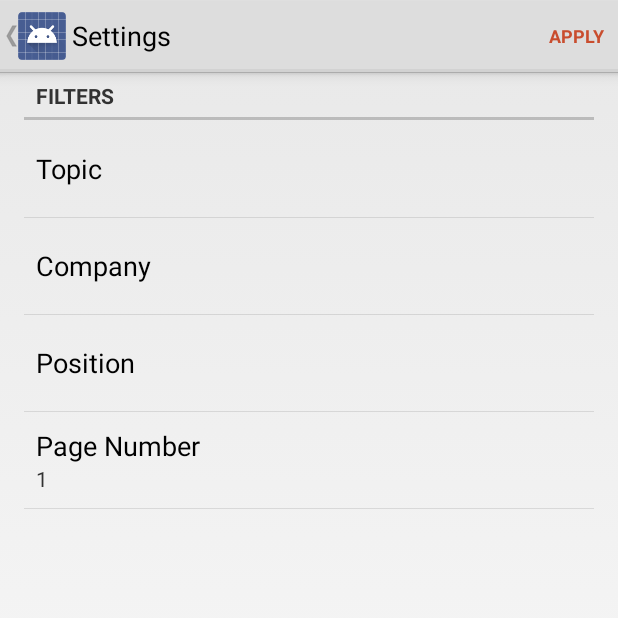
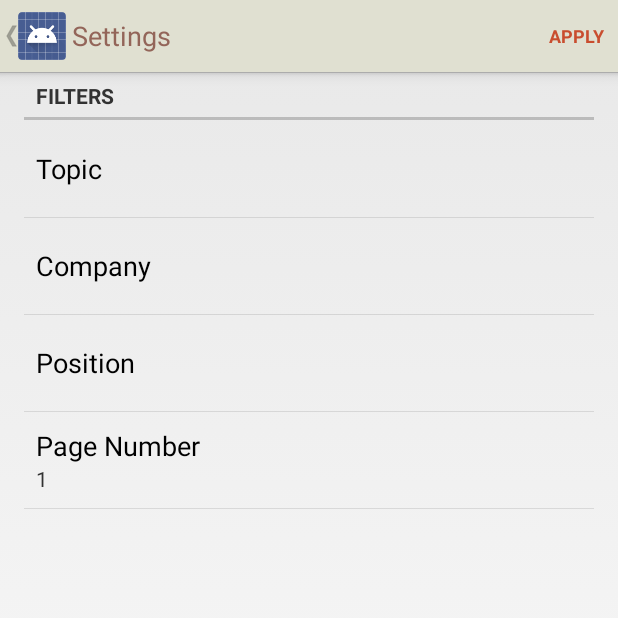
Before and after one commit to KonradJanica/aMatch, an Android app: the screen it shows after launch (SettingsActivity), after a tap on "Settings", on a phone screen of 412 x 824 dp, the top half of it. Run offline under Robolectric (Android 15) with nearby library versions, the phone set to English and light mode, and no system bars; libraries missing offline, so code that uses them is left out: com.facebook.drawee, fr.castorflex.android; network calls fail; pictures from the network do not load; 5 statements that could not run were skipped.

```diff
--- a/app/src/main/java/com/andtinder/view/BaseCardStackAdapter.java
+++ b/app/src/main/java/com/andtinder/view/BaseCardStackAdapter.java
@@ -2,11 +2,6 @@ package com.andtinder.view;
 
 import android.widget.BaseAdapter;
 
-import com.andtinder.model.CardModel;
-
-import java.util.ArrayList;
-import java.util.Collection;
-
 public abstract class BaseCardStackAdapter extends BaseAdapter {
 
 }
--- a/app/src/main/java/com/andtinder/view/CardContainer.java
+++ b/app/src/main/java/com/andtinder/view/CardContainer.java
@@ -31,7 +31,6 @@ import android.widget.ListAdapter;
 import com.andtinder.model.CardModel;
 import com.andtinder.model.Orientations.Orientation;
 import com.facebook.drawee.view.SimpleDraweeView;
-import com.konradjanica.amatch.MainActivity;
 import com.konradjanica.amatch.R;
 
 import java.util.Random;
@@ -551,8 +550,10 @@ public class CardContainer extends AdapterView<ListAdapter> {
                             AutofitTextView textView = (AutofitTextView) view.findViewById(R.id.description);
                             if (webView.getVisibility() == GONE) {
                                 textView.setVisibility(GONE);
-                                webView.setWebViewClient(new WebViewClient());
-                                webView.loadUrl("http://www.careercup.com" + getTopCardModel().getId());
+                                if (webView.getUrl() == null) {
+                                    webView.setWebViewClient(new WebViewClient());
+                                    webView.loadUrl("http://www.careercup.com" + getTopCardModel().getId());
+                                }
                                 webView.setVisibility(VISIBLE);
                             } else {
                                 textView.setVisibility(VISIBLE);
--- a/app/src/main/java/com/andtinder/view/CardStackAdapter.java
+++ b/app/src/main/java/com/andtinder/view/CardStackAdapter.java
@@ -4,8 +4,6 @@ import android.content.Context;
 import android.view.View;
 import android.view.ViewGroup;
 import android.widget.FrameLayout;
-import android.widget.ImageButton;
-import android.widget.LinearLayout;
 
 import com.andtinder.model.CardModel;
 import com.konradjanica.amatch.R;
--- a/app/src/main/java/com/konradjanica/amatch/MainActivity.java
+++ b/app/src/main/java/com/konradjanica/amatch/MainActivity.java
@@ -1,8 +1,10 @@
 package com.konradjanica.amatch;
 
+import android.app.ActionBar;
 import android.app.Activity;
 import android.content.Intent;
 import android.content.SharedPreferences;
+import android.graphics.drawable.ColorDrawable;
 import android.os.AsyncTask;
 import android.os.Bundle;
 import android.preference.PreferenceManager;
@@ -23,6 +25,7 @@ import com.konradjanica.careercup.questions.Question;
 
 import java.util.Iterator;
 import java.util.LinkedList;
+import java.util.Locale;
 import java.util.Queue;
 
 import at.markushi.ui.CircleButton;
@@ -45,7 +48,6 @@ public class MainActivity extends Activity {
 
     // Number of cards displayed
     private int cardCountMain;
-    private int indexMain;
     private int cardCountFavorite;
     private int indexFavorite;
 
@@ -54,8 +56,6 @@ public class MainActivity extends Activity {
     private String company;
     private String job;
     private String topic;
-
-    private boolean aMatchButtonState;
 
     private boolean isQuestionsLoading;
     private boolean isErrorLoading;
@@ -76,7 +76,6 @@ public class MainActivity extends Activity {
         adapterMain = new SimpleCardStackAdapter(this);
 
         cardCountMain = 0;
-        indexMain = 0;
 
         SharedPreferences preferences = PreferenceManager.getDefaultSharedPreferences(this);
 
@@ -101,7 +100,6 @@ public class MainActivity extends Activity {
         progressBar = (SmoothProgressBar) findViewById(R.id.dl_progress);
         noQuestionsText = (TextView) findViewById(R.id.no_questions_found);
 
-        aMatchButtonState = true;
         isQuestionsLoading = false;
         isErrorLoading = false;
         isFavoriteMode = false;
@@ -186,6 +184,19 @@ public class MainActivity extends Activity {
                             ensureFavoritesFull(true);
                             mCardContainerFavorites.setAdapter(adapterFavorites);
 
+                            // Change background color
+//                            findViewById(R.id.main_background).setBackgroundColor(getResources().getColor(R.color.amatch));
+
+                            // Change actionbar color
+                            ActionBar bar = getActionBar();
+                            bar.setBackgroundDrawable(new ColorDrawable(getResources().getColor(R.color.actionbar_bg_fav)));
+                            if (Locale.getDefault().getCountry().equals("US")) {
+                                bar.setTitle("Favorites");
+                            } else {
+                                bar.setTitle("Favourites");
+                            }
+
+                            // Toggle views
                             findViewById(R.id.main_cards).setVisibility(View.GONE);
                             findViewById(R.id.favorite_cards).setVisibility(View.VISIBLE);
                         } else {
@@ -196,6 +207,12 @@ public class MainActivity extends Activity {
                             ensureMainFull();
                             mCardContainerMain.setAdapter(adapterMain);
 
+                            // Change actionbar
+                            ActionBar bar = getActionBar();
+                            bar.setBackgroundDrawable(new ColorDrawable(getResources().getColor(R.color.actionbar_bg)));
+                            bar.setTitle("aMatch");
+
+                            // Toggle views
                             findViewById(R.id.main_cards).setVisibility(View.VISIBLE);
                             findViewById(R.id.favorite_cards).setVisibility(View.GONE);
                         }
@@ -451,7 +468,6 @@ public class MainActivity extends Activity {
 
     private void mainCardRemoval() {
         --cardCountMain;
-        ++indexMain;
         questionsCardQueue.remove();
     }
 
--- a/app/src/main/java/com/konradjanica/amatch/SettingsActivity.java
+++ b/app/src/main/java/com/konradjanica/amatch/SettingsActivity.java
@@ -1,9 +1,7 @@
 package com.konradjanica.amatch;
 
 import android.annotation.TargetApi;
-import android.app.Activity;
 import android.content.Context;
-import android.content.Intent;
 import android.content.res.Configuration;
 import android.media.Ringtone;
 import android.media.RingtoneManager;
--- /dev/null
+++ b/app/src/main/res/drawable/ab_item_background.xml
@@ -0,0 +1,16 @@
+<?xml version="1.0" encoding="utf-8"?>
+    <selector xmlns:android="http://schemas.android.com/apk/res/android"
+    android:exitFadeDuration="@android:integer/config_mediumAnimTime">
+    <!-- focused/pressed: color=red -->
+    <item
+        android:state_focused="true"
+        android:state_pressed="true"
+        android:drawable="@color/amatch" />
+    <!-- pressed: color=red -->
+    <item
+        android:state_pressed="true"
+        android:drawable="@color/amatch" />
+    <!-- normal: color=transparent -->
+    <item
+        android:drawable="@android:color/transparent" />
+</selector>
--- a/app/src/main/res/values/colors.xml
+++ b/app/src/main/res/values/colors.xml
@@ -1,7 +1,12 @@
 <?xml version="1.0" encoding="utf-8"?>
 <resources>
-    <color name="card_bg">#EBEBEB</color>
+    <color name="actionbar_bg">#E0E0D1</color>
+    <color name="actionbar_bg_fav">#DC9785</color>
+    <color name="card_middle_bg">#EBEBEB</color>
+    <color name="card_bg">#E7E7E2</color>
     <color name="card_outline">#D0D0CE</color>
-    <color name="amatch">#E85e3c</color>
+    <color name="amatch">#E85E3C</color>
     <color name="amatch_text">#C94D2E</color>
+    <color name="amatch_title">#936559</color>
+    <color name="main_bg">#E6CFC9</color>
 </resources>
--- a/app/src/main/res/values/strings.xml
+++ b/app/src/main/res/values/strings.xml
@@ -3,4 +3,5 @@
 
     <string name="action_settings_done">Apply</string>
     <string name="action_settings">Settings</string>
+    <string name="share_to">Share Question via...</string>
 </resources>
--- a/app/src/main/res/values/styles.xml
+++ b/app/src/main/res/values/styles.xml
@@ -2,8 +2,18 @@
 
     <!-- Base application theme. -->
     <style name="AppTheme" parent="android:style/Theme.Holo.Light">
-        <!--<item name="android:background">#FF9D21</item>-->
+        <item name="android:actionBarStyle">@style/MyActionBar</item>
         <item name="android:actionMenuTextColor">@color/amatch_text</item>
+        <item name="android:actionBarItemBackground">@drawable/ab_item_background</item>
+    </style>
+
+    <style name="MyActionBar" parent="@android:style/Widget.Holo.Light.ActionBar">
+        <item name="android:background">@color/actionbar_bg</item>
+        <item name="android:titleTextStyle">@style/Theme.MyAppTheme.ActionBar.TitleTextStyle</item>
+    </style>
+
+    <style name="Theme.MyAppTheme.ActionBar.TitleTextStyle" parent="android:style/TextAppearance.Holo.Widget.ActionBar.Title">
+    <item name="android:textColor">@color/amatch_title</item>
     </style>
 
 </resources>
```
Also changed, not shown: app/src/main/java/com/andtinder/view/SimpleCardStackAdapter.java (+14 -2 lines), app/src/main/res/layout/activity_main.xml (+11 -10 lines), app/src/main/res/layout/std_card_inner.xml (+6 -3 lines).
